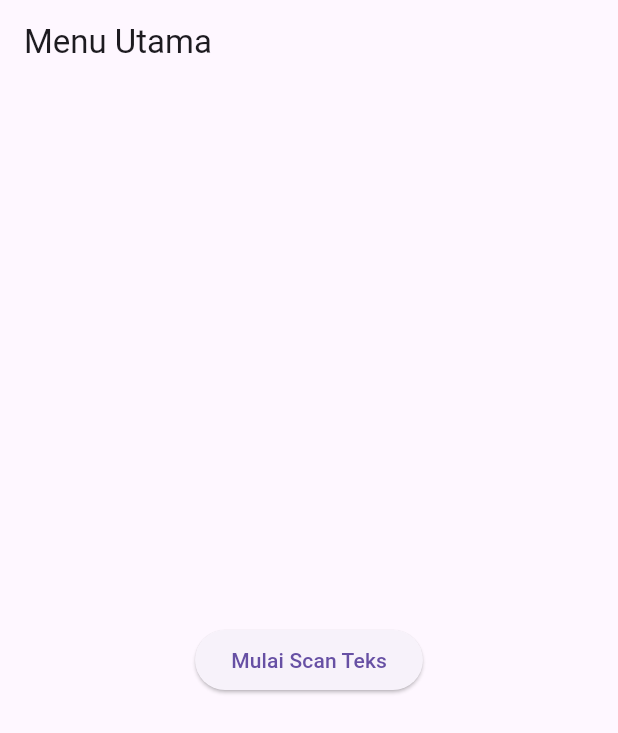
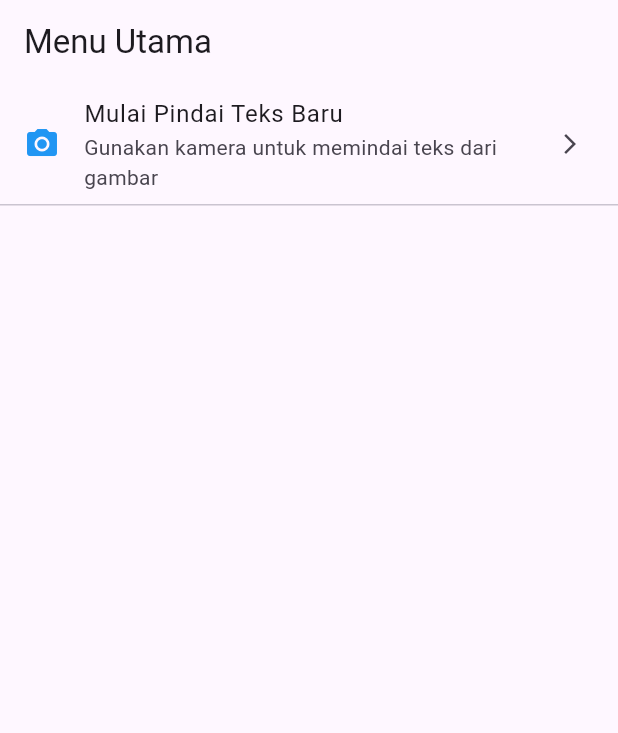
Before and after one commit to muhammadrosyidd/ocr_sederhana, a Flutter app: the screen it shows after launch, on a phone screen of 412 x 824 dp. Shown: the top 733 px of the screen. Run offline on Flutter 3.47's test engine with Material 3 defaults, Android fonts, the light colour scheme and no system bars; our stand-ins replace camera; missing offline and left inert: google_mlkit_text_recognition.

Commit message:
UTS: Selesai Soal 1 - ListTile dan Navigasi Balik

```diff
--- a/lib/screens/home_screen.dart
+++ b/lib/screens/home_screen.dart
@@ -3,20 +3,27 @@
 
 class HomeScreen extends StatelessWidget {
   const HomeScreen({super.key});
+
   @override
   Widget build(BuildContext context) {
     return Scaffold(
       appBar: AppBar(title: const Text('Menu Utama')),
-      body: Center(
-        child: ElevatedButton(
-          onPressed: () {
+      body: ListView(
+        children: [
+          ListTile(
+            leading: const Icon(Icons.camera_alt, color: Colors.blue),
+            title: const Text('Mulai Pindai Teks Baru'),
+            subtitle: const Text('Gunakan kamera untuk memindai teks dari gambar'),
+            trailing: const Icon(Icons.arrow_forward_ios, size: 16),
+            onTap: () {
               Navigator.push(
                 context,
                 MaterialPageRoute(builder: (_) => const ScanScreen()),
               );
             },
-          child: const Text('Mulai Scan Teks'),
           ),
+          const Divider(height: 1),
+        ],
       ),
     );
   }
```
Also changed, not shown: lib/screens/result_screen.dart (+16 -1 lines). Lines whose indentation alone changed are shown as unchanged.
